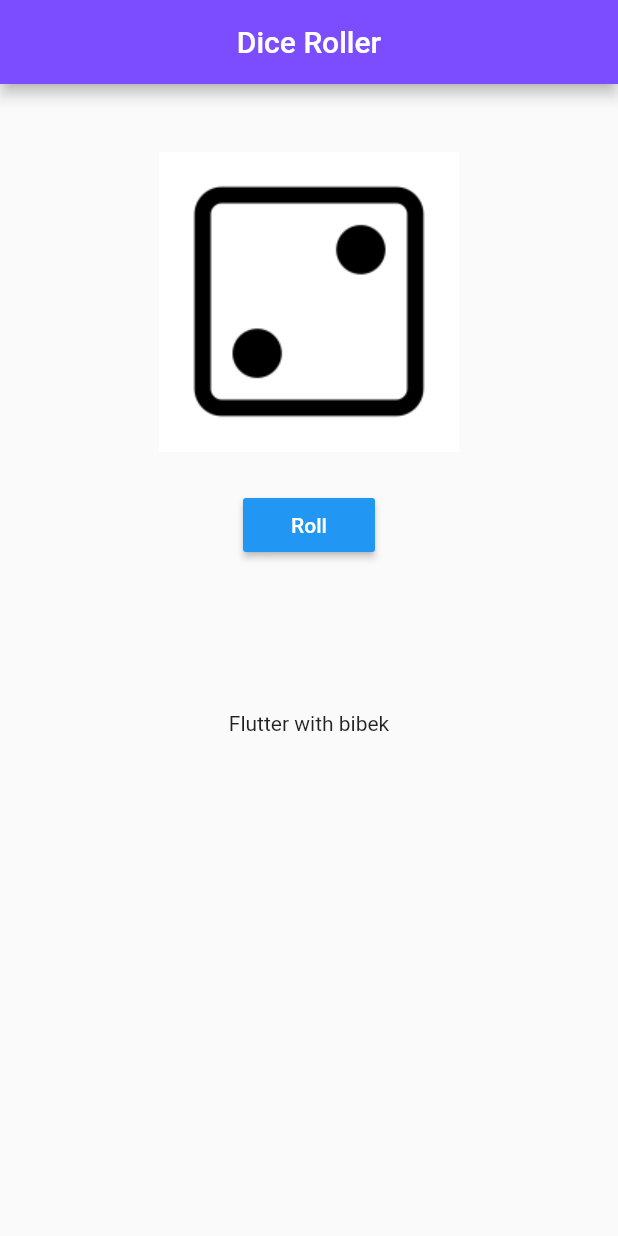
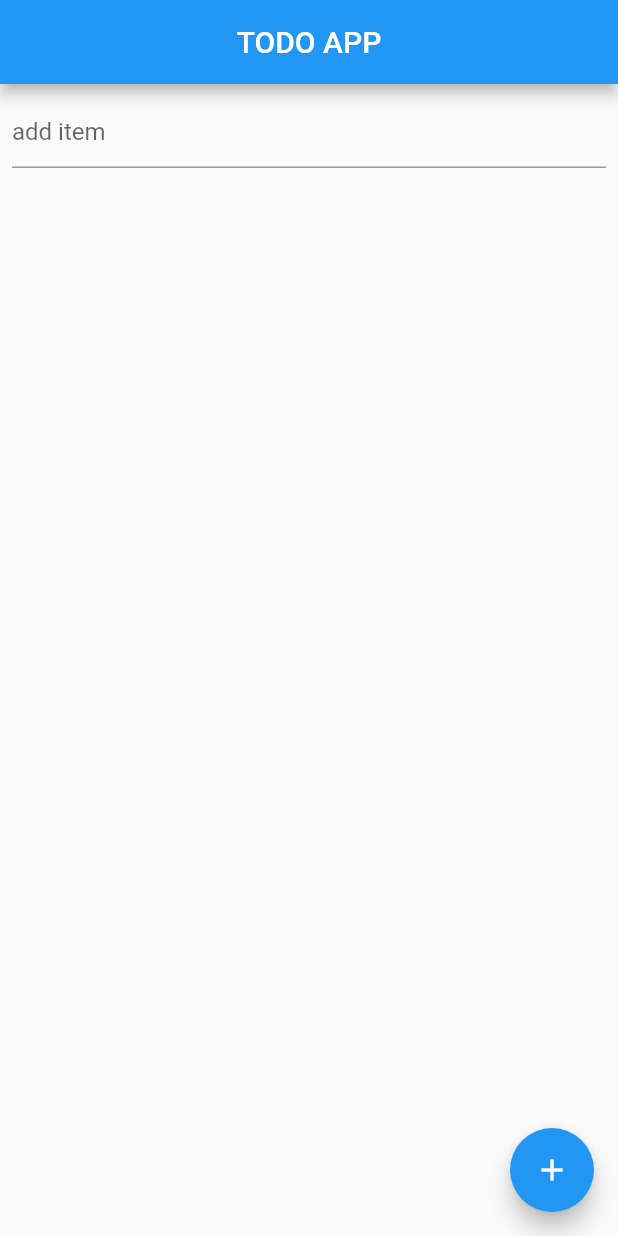
Before and after one commit to BibekUprety/Flutter-Course, a Flutter app: the screen it shows after launch, on a phone screen of 412 x 824 dp. Run offline on Flutter 3.47's test engine with Material 2 defaults, Android fonts, the phone set to English and light mode, and no system bars.

Commit message:
todo app completed

```diff
--- a/lib/main.dart
+++ b/lib/main.dart
@@ -1,61 +1,97 @@
-import 'dart:math';
-
 import 'package:flutter/material.dart';
 
-void main() => runApp(MaterialApp(
+void main() =>
+    runApp(MaterialApp(
+      title: "TODO App",
       debugShowCheckedModeBanner: false,
-      title: 'Dice  App',
-      home: HomePage(),
+      home: TODOAPP(),
     ));
 
-class HomePage extends StatefulWidget {
+class TODOAPP extends StatefulWidget {
   @override
-  _HomePageState createState() => _HomePageState();
+  _TODOAPPState createState() => _TODOAPPState();
 }
 
-class _HomePageState extends State<HomePage> {
-  int diceNumber = 1;
+class _TODOAPPState extends State<TODOAPP> {
+  String value;
+  var listTODO = [''];
 
-  void changeDice() {
+  addTODO(String item) {
     setState(() {
-      diceNumber = Random().nextInt(6) + 1;
+      listTODO.add(item);
     });
   }
 
   @override
   Widget build(BuildContext context) {
     return Scaffold(
-      appBar: AppBar(
-        backgroundColor: Colors.deepPurpleAccent,
-        centerTitle: true,
-        title: Text('Dice Roller'),
-      ),
-      body: Column(
+        appBar: AppBar(
+          title: Text('TODO APP'),
+          centerTitle: true,
+        ),
+        floatingActionButton: FloatingActionButton(
+          onPressed: (){
+            addTODO(value);
+          },
+          child: Icon(Icons.add),
+        ),
+        body: ListView.builder(
+            itemCount: listTODO.length,
+            itemBuilder: (context, index) {
+              return index==0? Padding(
+                padding: const EdgeInsets.all(8.0),
+                child: TextFormField(
+                  decoration: InputDecoration(
+                    hintText: "add item"
+                  ),
+                  onChanged: (val){
+                   value=val;
+                  },
+                ),
+              ):ListTile(
+                leading: Icon(Icons.work),
+                title: Text('${listTODO[index]}',style: TextStyle(fontWeight: FontWeight.bold),),
+              );
+            })
+
+    );
+
+    /* ListView(
         children: [
-          SizedBox(
-            height: 20,
+          Padding(
+            padding: const EdgeInsets.all(16.0),
+            child: TextFormField(),
           ),
-          Center(
-            child: Image.asset(
-              "assets/$diceNumber.png",
-              height: 250,
-              width: 250,
-            ),
+
+          ListTile(
+            title: Text("Get Up"),
+            leading: Icon(Icons.info),
           ),
-          MaterialButton(
-            onPressed: changeDice,
-            color: Colors.blue,
-            child: Text(
-              "Roll",
-              style: TextStyle(color: Colors.white),
-            ),
+          ListTile(
+            title: Text("Code"),
+            leading: Icon(Icons.info),
           ),
-          SizedBox(
-            height: 100,
+          ListTile(
+            title: Text("Sleep"),
+            leading: Icon(Icons.info),
           ),
-          Text("Flutter with bibek")
         ],
-      ),
-    );
+      ),*/
+    /* ListView.builder(
+                itemCount: listTODO.length,
+                itemBuilder: (context, index) {
+                  return ListTile(
+                    leading: Icon(Icons.work),
+                    title: Text('${listTODO[index]}',style: TextStyle(fontWeight: FontWeight.bold),),
+                  );
+                })*/
+    /* SingleChildScrollView(
+        child: Column(
+          children: [
+            TextFormField(),
+          ],
+        ),
+      )*/
+
   }
 }
```
